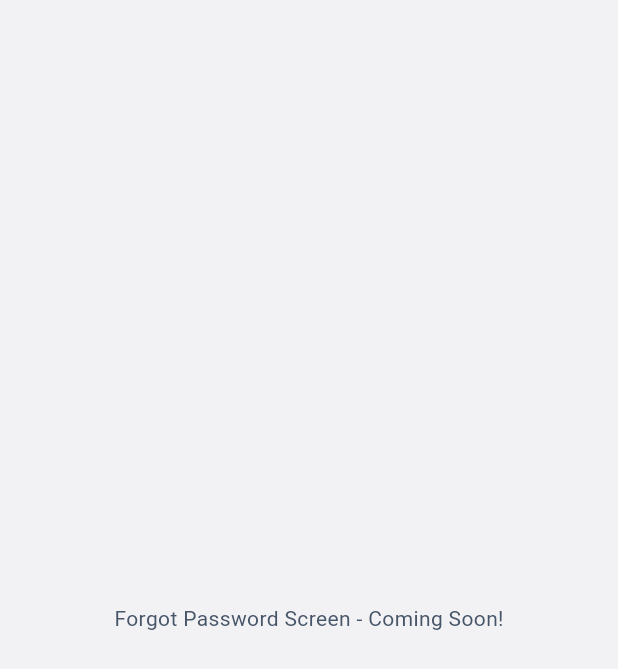
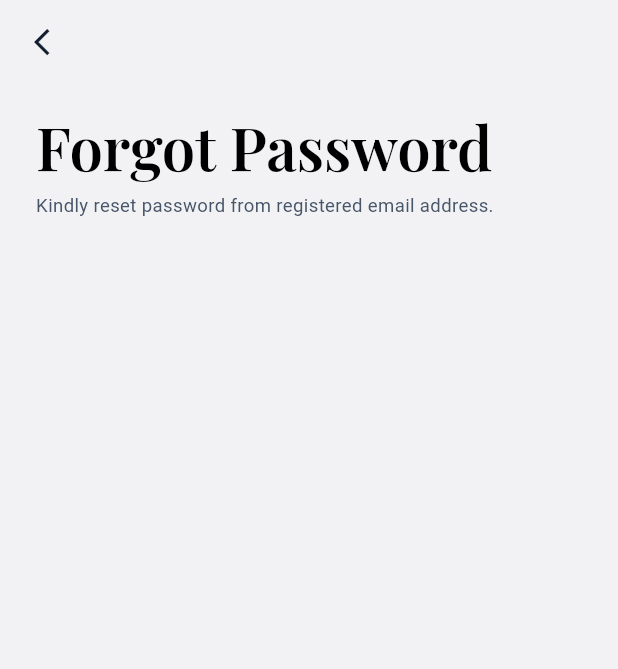
Before and after one commit to Shakirullah-builds/sewsafe-mobile, a Flutter app: the ForgotPasswordScreen screen opened directly, on a phone screen of 412 x 824 dp. Shown: the top 669 px of the screen. Run offline on Flutter 3.47's test engine with Material 3 defaults, Android fonts, the phone set to English and light mode, and no system bars; our stand-ins replace device_preview, flutter_dotenv, flutter_riverpod, flutter_screenutil, flutter_svg, go_router and 2 more; accounts and stored records are empty.

Commit message:
wip (work in progress): halfway implementing the forgot password UI shell

```diff
--- a/lib/src/features/auth/presentation/screens/auth/auth.dart
+++ b/lib/src/features/auth/presentation/screens/auth/auth.dart
@@ -2,9 +2,11 @@ import 'package:flutter/gestures.dart';
 import 'package:flutter/material.dart';
 import 'package:flutter_riverpod/flutter_riverpod.dart';
 import 'package:flutter_screenutil/flutter_screenutil.dart';
+import 'package:go_router/go_router.dart';
 import 'package:google_fonts/google_fonts.dart';
 import 'package:sewsafe_mobile/src/core/constants/app_colors.dart';
 import 'package:sewsafe_mobile/src/core/constants/app_icons.dart';
+import 'package:sewsafe_mobile/src/core/route/app_route.dart';
 import 'package:sewsafe_mobile/src/core/widgets/custom_svg.dart';
 import 'package:sewsafe_mobile/src/core/widgets/custom_text.dart';
 import 'package:sewsafe_mobile/src/core/widgets/custom_textform_field.dart';
@@ -161,7 +163,9 @@ class _AuthScreenState extends ConsumerState<AuthScreen> {
                                         alignment: Alignment.centerRight,
                                         child: CustomButton.text(
                                           text: 'Forgot password?',
-                                          onPressed: () {},
+                                          onPressed: () => context.pushNamed(
+                                            AppRoute.forgotPassword.name,
+                                          ),
                                           buttonTextFontSize: 13.spMin,
                                         ),
                                       ),
--- a/lib/src/features/auth/presentation/screens/auth/forgot_password.dart
+++ b/lib/src/features/auth/presentation/screens/auth/forgot_password.dart
@@ -1,13 +1,46 @@
 import 'package:flutter/material.dart';
+import 'package:flutter_screenutil/flutter_screenutil.dart';
+import 'package:sewsafe_mobile/src/core/widgets/custom_text.dart';
 
 class ForgotPasswordScreen extends StatelessWidget {
   const ForgotPasswordScreen({super.key});
 
   @override
   Widget build(BuildContext context) {
-    return const Scaffold(
-      body: Center(
-        child: Text('Forgot Password Screen - Coming Soon!'),
+    final theme = Theme.of(context);
+
+    return Scaffold(
+      appBar: AppBar(
+        leading: IconButton(
+          icon: const Icon(Icons.arrow_back_ios_new_outlined),
+          iconSize: 24.spMin,
+           color: theme.colorScheme.onTertiary, // Use primary color for the back button
+           onPressed: () => Navigator.pop(context),
+        ),
+      ),
+      body: Padding(
+        padding: EdgeInsets.symmetric(horizontal: 25.w, vertical: 20.h),
+        child: Column(
+          crossAxisAlignment: CrossAxisAlignment.start,
+          mainAxisSize: MainAxisSize.min,
+          children: [
+            CustomText(
+              'Forgot Password',
+              style: theme.textTheme.displayMedium?.copyWith(
+                //fontSize: 24.spMin,
+                fontWeight: FontWeight.w600,
+              ),
+            ),
+            10.verticalSpace,
+            CustomText(
+              'Kindly reset password from registered email address.',
+              style: theme.textTheme.bodyMedium?.copyWith(
+                fontSize: 14.spMin,
+                fontWeight: FontWeight.w400,
+              ),
+            ),
+          ],
+        ),
       ),
     );
   }
```
Also changed, not shown: lib/src/core/route/app_route.dart (+7 -1 lines), lib/src/core/theme/app_theme.dart (+17 -10 lines).
